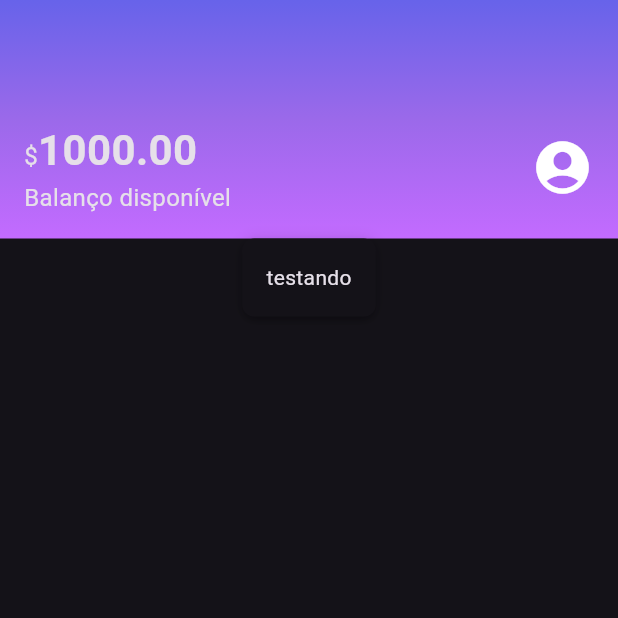
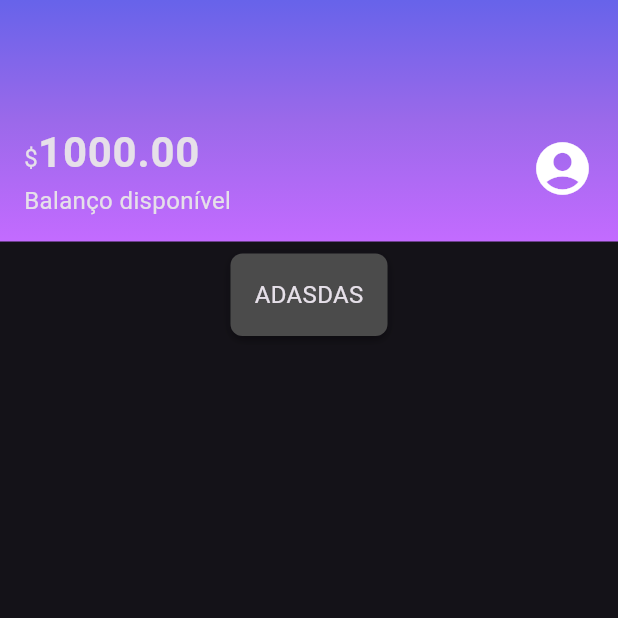
Before and after one commit to mikaelcaua/project_bank, a Flutter app: the screen it shows after launch, on a phone screen of 412 x 824 dp, the top half of it. Run offline on Flutter 3.47's test engine with Material 3 defaults, Android fonts, the phone set to English and light mode, and no system bars.

Commit message:
Adicionando divisor de container, ponto colorido e dividindo em arquivos de tema

```diff
--- a/lib/components/box_card.dart
+++ b/lib/components/box_card.dart
@@ -6,7 +6,9 @@ class BoxCard extends StatelessWidget {
 
   @override
   Widget build(BuildContext context) {
-    return Container(
+    return Padding(
+      padding: const EdgeInsets.all(8.0),
+      child: Container(
         padding: EdgeInsets.all(16),
         decoration: BoxDecoration(
           color: Theme.of(context).cardColor,
@@ -15,6 +17,7 @@ class BoxCard extends StatelessWidget {
         ),
 
         child: boxContent,
+      ),
     );
   }
 }
--- a/lib/components/sections/header.dart
+++ b/lib/components/sections/header.dart
@@ -1,4 +1,5 @@
 import 'package:flutter/material.dart';
+import 'package:project_bank/themes/theme_colors.dart';
 
 class Header extends StatelessWidget {
   const Header({super.key});
@@ -10,15 +11,10 @@ class Header extends StatelessWidget {
         gradient: LinearGradient(
           begin: Alignment.topCenter,
           end: Alignment.bottomCenter,
-          colors: <Color>[
-            Color.fromRGBO(103, 99, 234, 1),
-            Color.fromRGBO(155, 105, 234, 1),
-            Color.fromRGBO(195, 107, 255, 1),
-
-          ],
+          colors: ThemeColors.headerGradient,
         ),
       ),
-      child: const Padding(
+      child: Padding(
         padding: EdgeInsets.fromLTRB(16.0, 80.0, 16.0, 16.0),
         child: Row(
           mainAxisAlignment: MainAxisAlignment.spaceBetween,
@@ -33,15 +29,13 @@ class Header extends StatelessWidget {
                     children: [
                       TextSpan(
                         text: '1000.00',
-                        style: TextStyle(
-                            fontWeight: FontWeight.bold, fontSize: 28),
+                        style: Theme.of(context).textTheme.bodyLarge
                       ),
                     ],
                   ),
                 ),
                 Text(
                   "Balanço disponível",
-                  style: TextStyle(fontSize: 16),
                 ),
               ],
             ),
--- a/lib/screens/home.dart
+++ b/lib/screens/home.dart
@@ -11,7 +11,9 @@ class Home extends StatelessWidget {
       body: Column(
         children: [
           Header(),
-          BoxCard(boxContent: Text('testando'))
+          BoxCard(
+            boxContent: Text('ADASDAS'),
+          ),
         ],
       ),
     );
--- a/lib/themes/my_theme.dart
+++ b/lib/themes/my_theme.dart
@@ -1,7 +1,13 @@
 import 'package:flutter/material.dart';
+import 'package:project_bank/themes/theme_colors.dart';
 
 ThemeData MyTheme = ThemeData(
-  primarySwatch: Colors.purple,
-  primaryColor: Colors.purple,
-  brightness: Brightness.dark
+  primarySwatch: ThemeColors.primary,
+  primaryColor: ThemeColors.primary,
+  cardColor: ThemeColors.cardColor,
+  brightness: Brightness.dark,
+  textTheme: const TextTheme(
+    bodyMedium: TextStyle(fontSize: 16),
+    bodyLarge: TextStyle(fontSize: 28, fontWeight: FontWeight.bold),
+  ),
 );
--- /dev/null
+++ b/lib/themes/theme_colors.dart
@@ -0,0 +1,15 @@
+import 'package:flutter/material.dart';
+
+class ThemeColors {
+  static const primary = Colors.purple;
+  static const cardColor = Color.fromRGBO(75, 75, 75, 1);
+  static const headerGradient = <Color>[
+    Color.fromRGBO(103, 99, 234, 1),
+    Color.fromRGBO(155, 105, 234, 1),
+    Color.fromRGBO(195, 107, 255, 1),
+  ];
+  static const recentActivity = {
+    'spent': Color.fromRGBO(255, 175, 29, 1.0),
+    'income': Color.fromRGBO(191, 69, 198, 1.0),
+  };
+}
```
Also changed, not shown: lib/components/color_dot.dart (added, +20 -0 lines), lib/components/content_division.dart (added, +18 -0 lines). Lines whose indentation alone changed are shown as unchanged.
